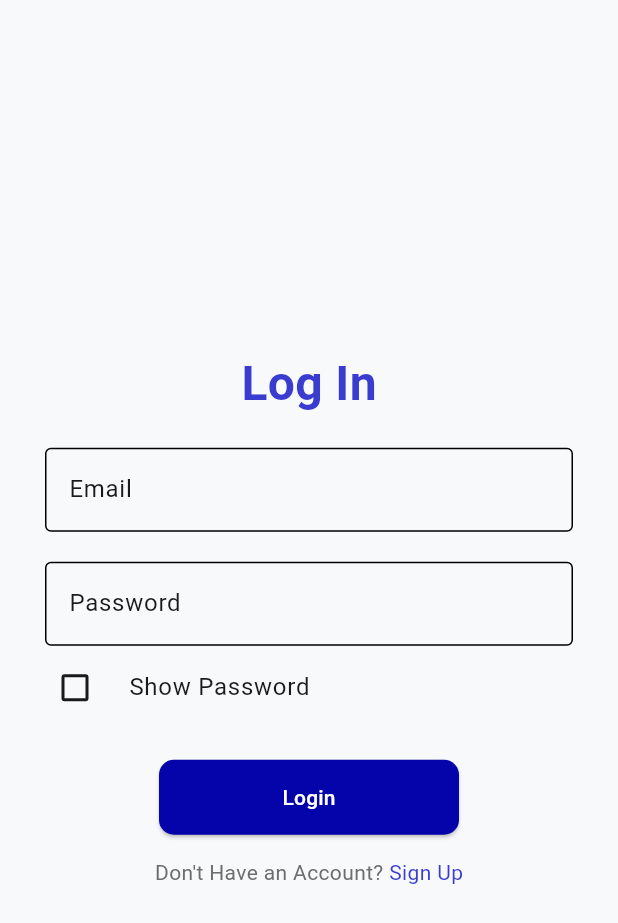
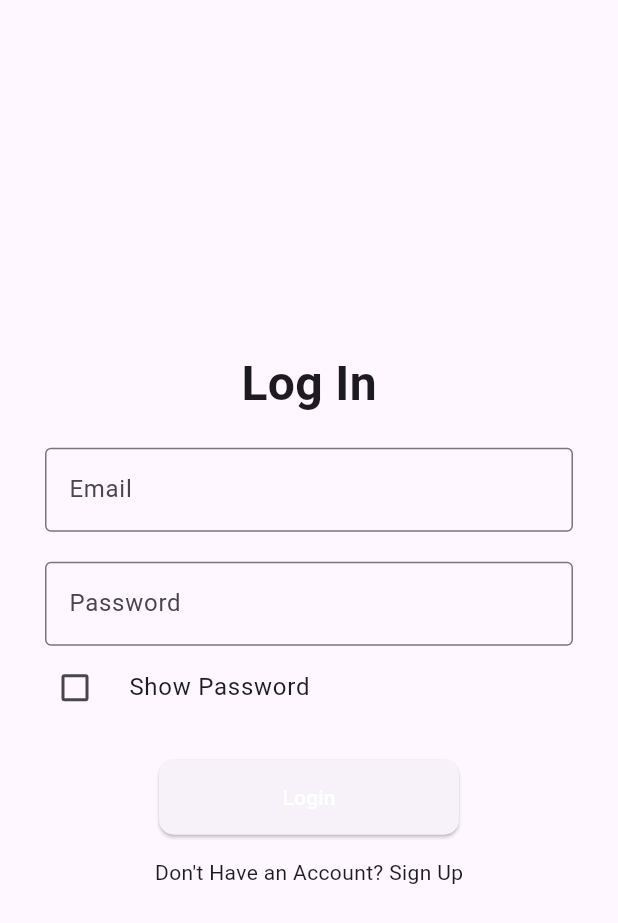
Before and after one commit to GiuseppePastena23/UnisaEat-Application, a Flutter app: the screen it shows after launch, on a phone screen of 412 x 824 dp. Shown: the top 923 px of the screen. Run offline on Flutter 3.47's test engine with Material 3 defaults, Android fonts, the light colour scheme and no system bars; our stand-ins replace dartz, dio, flutter_bloc, flutter_secure_storage, get_it, go_router and 3 more.

Commit message:
Update theme, UI, and dependencies
Set app theme mode to dark by default, remove custom color styling from login and signup pages, refactor home page to use Scaffold and Card instead of CustomCard, and reduce splash screen duration. Added google_fonts and material_design_icons_flutter to dependencies.

```diff
--- a/unisa_eat_2/lib/main.dart
+++ b/unisa_eat_2/lib/main.dart
@@ -26,9 +26,7 @@ class MainApp extends StatelessWidget {
         BlocProvider(create: (context) => UserProfileCubit()),
       ],
       child: MaterialApp.router(
-        theme: AppTheme.lightTheme,
-        darkTheme: AppTheme.darkTheme,
-        themeMode: ThemeMode.light,
+        themeMode: ThemeMode.dark,
         routerConfig: appRouter,
       ),
     );
--- a/unisa_eat_2/lib/presentation/auth/pages/login.dart
+++ b/unisa_eat_2/lib/presentation/auth/pages/login.dart
@@ -103,7 +103,6 @@ class _LoginPageState extends State<LoginPage> {
       style: TextStyle(
         fontSize: 32,
         fontWeight: FontWeight.bold,
-        color: AppColors.primaryBlueLight,
       ),
     );
   }
@@ -153,9 +152,7 @@ class _LoginPageState extends State<LoginPage> {
           TextSpan(
 
             text: "Sign Up",
-            style: TextStyle(
-              color: AppColors.primaryBlueLight,
-            ),
+
             recognizer: TapGestureRecognizer()..onTap=(){
               AppNavigation.push(context, SignupPage());
             }
--- a/unisa_eat_2/lib/presentation/auth/pages/signup.dart
+++ b/unisa_eat_2/lib/presentation/auth/pages/signup.dart
@@ -45,7 +45,7 @@ class _SignupPageState extends State<SignupPage> {
       style: TextStyle(
         fontSize: 32,
         fontWeight: FontWeight.bold,
-        color: AppColors.primaryBlueLight,
+
       ),
     );
   }
@@ -94,9 +94,7 @@ class _SignupPageState extends State<SignupPage> {
           TextSpan(
 
             text: "Log In",
-            style: TextStyle(
-              color: AppColors.primaryBlueLight,
-            ),
+
             recognizer: TapGestureRecognizer()..onTap=(){
               AppNavigation.push(context, LoginPage());
             }
--- a/unisa_eat_2/lib/presentation/splash.dart
+++ b/unisa_eat_2/lib/presentation/splash.dart
@@ -16,7 +16,7 @@ class _SplashPageState extends State<SplashPage> {
   void initState() {
     super.initState();
 
-    Timer(const Duration(seconds: 3), () {
+    Timer(const Duration(seconds: 2), () {
     context.go('/');
   });
 
--- a/unisa_eat_2/pubspec.yaml
+++ b/unisa_eat_2/pubspec.yaml
@@ -19,6 +19,8 @@ dependencies:
   jwt_decoder:
   go_router:
   qr_flutter:
+  google_fonts:
+  material_design_icons_flutter:
 
 dev_dependencies:
   flutter_test:
```
Also changed, not shown: unisa_eat_2/lib/presentation/home/pages/home.dart (+8 -3 lines).
